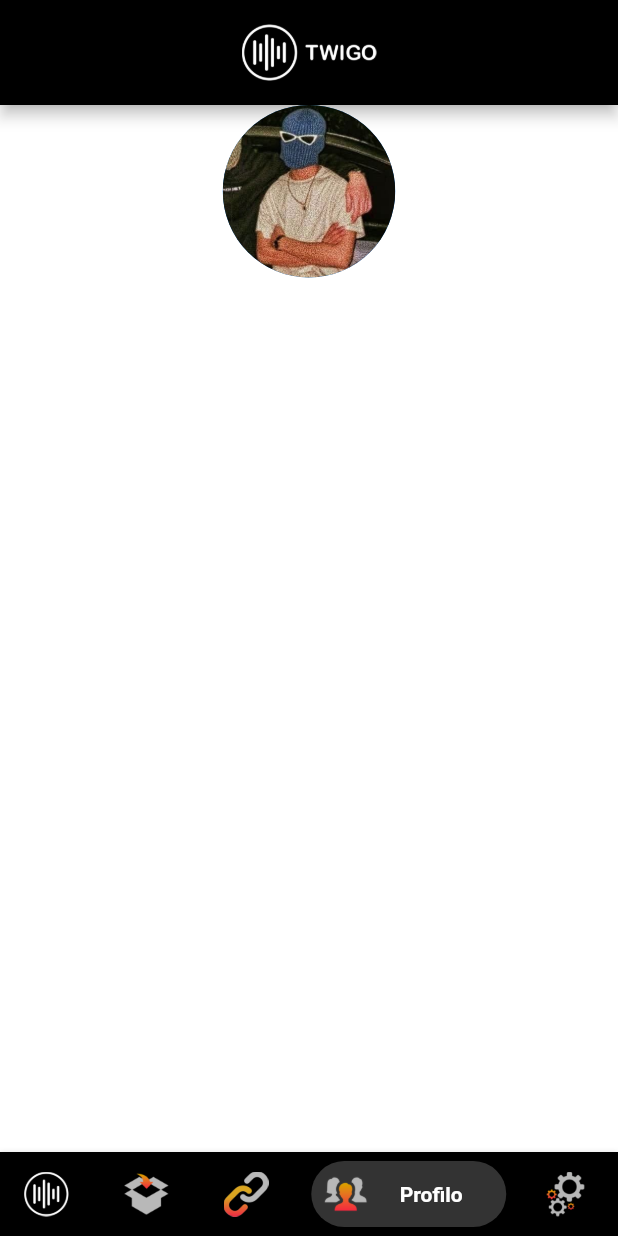
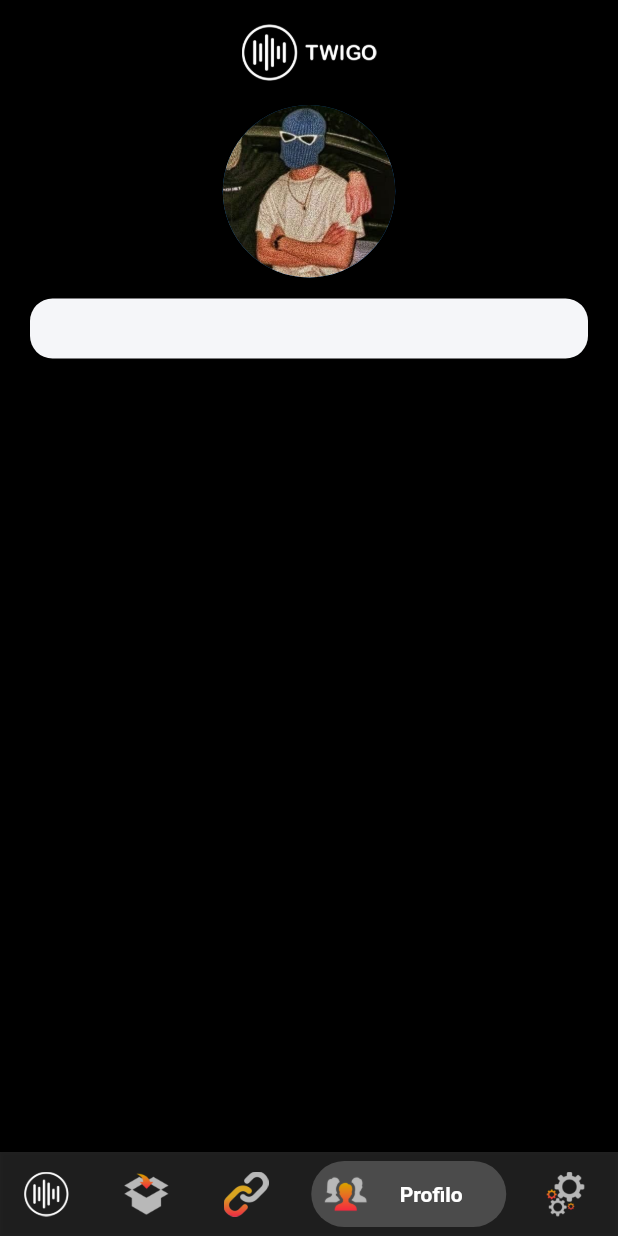
Before and after one commit to cdelprete21/twigo, a Flutter app: the screen it shows after launch, item 4 of the bottom bar chosen, on a phone screen of 412 x 824 dp. Run offline on Flutter 3.47's test engine with Material 2 defaults, Android fonts, the light colour scheme and no system bars; drawn by our look-alikes of bottom_navy_bar.

Commit message:
profilo background

```diff
--- a/lib/UI/MyPackage.dart
+++ b/lib/UI/MyPackage.dart
@@ -44,7 +44,7 @@ class _MyPackageState extends State<MyPackage> {
         ),
         body: screens[currentIndex],
         bottomNavigationBar: BottomNavyBar(
-          backgroundColor: Colors.black,
+          backgroundColor: Colors.black87,
           selectedIndex: currentIndex,
           onItemSelected: (index){
             setState(() {
--- a/lib/UI/pagine/Profilo.dart
+++ b/lib/UI/pagine/Profilo.dart
@@ -8,6 +8,26 @@ class Profilo extends StatefulWidget {
 }
 
 class _ProfiloState extends State<Profilo> {
+  @override
+  Widget build(BuildContext context) {
+    return MaterialApp(
+      debugShowCheckedModeBanner: false,
+      home: Scaffold(
+        backgroundColor: Colors.black,
+        body: const Sium(),
+      ),
+    );
+  }
+}
+
+class Sium extends StatefulWidget {
+  const Sium({ Key? key }) : super(key: key);
+
+  @override
+  State<Sium> createState() => _SiumState();
+}
+
+class _SiumState extends State<Sium> {
   @override
   Widget build(BuildContext context) {
     return Column(
@@ -24,11 +44,20 @@ class _ProfiloState extends State<Profilo> {
             ],
           ),
         ),
-        FlatButton(
-          onPressed: () {},
-          child: Row(
-            children: [],
-          ))
+        Padding(
+          padding: const EdgeInsets.symmetric(horizontal: 20, vertical: 10),
+          child: FlatButton(
+            padding: EdgeInsets.all(20),
+            color: Color(0xFFF5F6F9),
+            shape: RoundedRectangleBorder(borderRadius: BorderRadius.circular(15)),
+            onPressed: () {},
+            child: Row(
+              children: [
+
+              ],
+            ),
+          ),
+        ),
       ],
     );
   }
```
